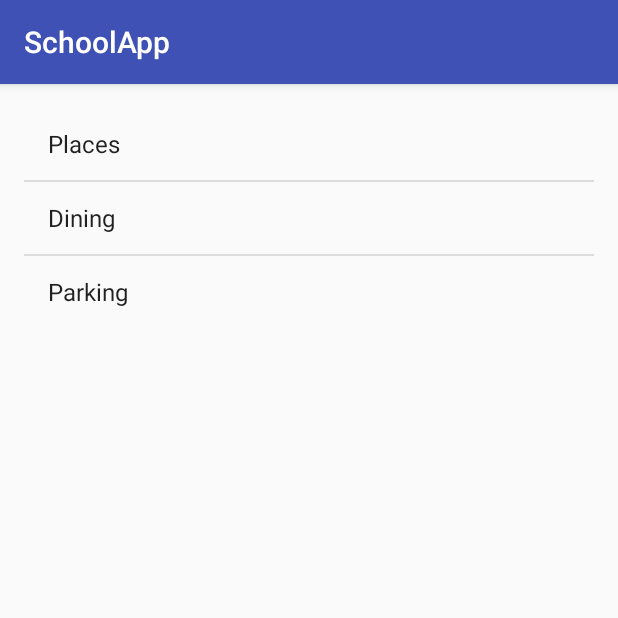
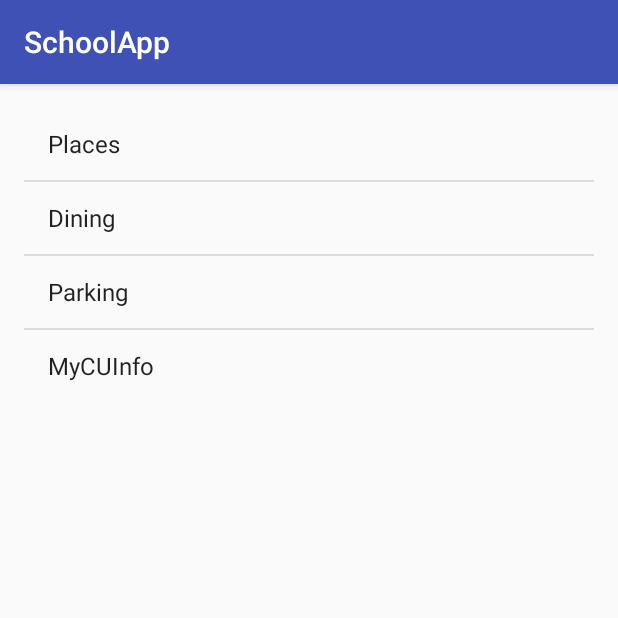
Before and after one commit to jessiemichelleblack/CUApps, an Android app: the screen it shows after launch (MainActivity), on a phone screen of 412 x 824 dp, the top half of it. Run offline under Robolectric (Android 15) with nearby library versions, the phone set to English and light mode, and no system bars.

```diff
--- a/Swish Messing Around/SchoolApp/app/src/main/res/values/strings.xml
+++ b/Swish Messing Around/SchoolApp/app/src/main/res/values/strings.xml
@@ -5,6 +5,7 @@
         <item>Places</item>
         <item>Dining</item>
         <item>Parking</item>
+        <item>MyCUInfo</item>
     </string-array>
     <string name="title_activity_maps">Map</string>
 </resources>
```
Also changed, not shown: 1 other file.
